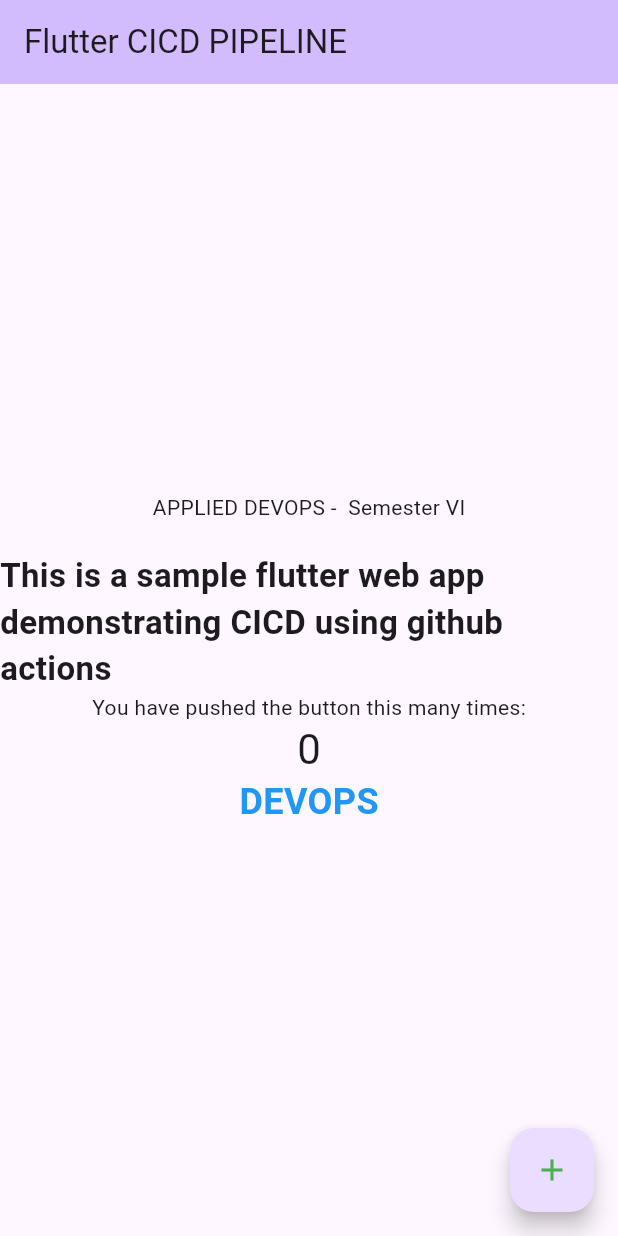
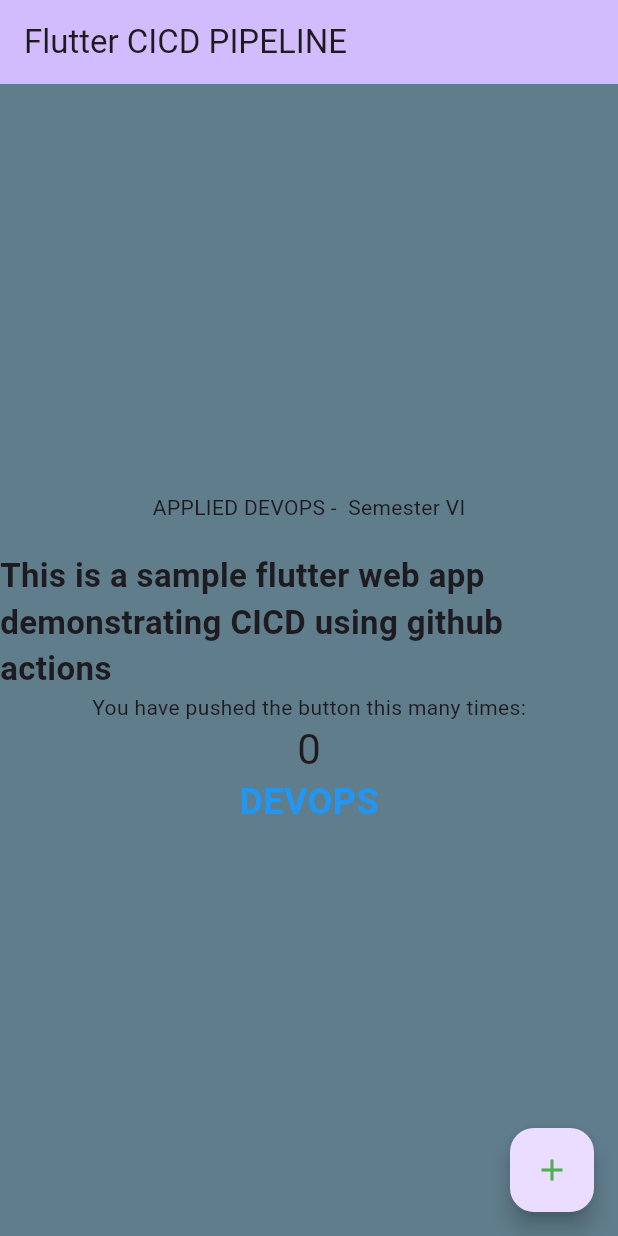
Before and after one commit to singh-that-codes/flutter_cicd_pipeline, a Flutter app: the screen it shows after launch, on a phone screen of 412 x 824 dp. Run offline on Flutter 3.47's test engine with Material 3 defaults, Android fonts, the phone set to English and light mode, and no system bars; drawn by our look-alikes of animated_text_kit.

Commit message:
CICD built

```diff
--- a/lib/main.dart
+++ b/lib/main.dart
@@ -14,21 +14,6 @@ class MyApp extends StatelessWidget {
     return MaterialApp(
       title: 'Flutter Demo',
       theme: ThemeData(
-        // This is the theme of your application.
-        //
-        // TRY THIS: Try running your application with "flutter run". You'll see
-        // the application has a purple toolbar. Then, without quitting the app,
-        // try changing the seedColor in the colorScheme below to Colors.green
-        // and then invoke "hot reload" (save your changes or press the "hot
-        // reload" button in a Flutter-supported IDE, or press "r" if you used
-        // the command line to start the app).
-        //
-        // Notice that the counter didn't reset back to zero; the application
-        // state is not lost during the reload. To reset the state, use hot
-        // restart instead.
-        //
-        // This works for code too, not just values: Most code changes can be
-        // tested with just a hot reload.
         colorScheme: ColorScheme.fromSeed(seedColor: Colors.deepPurple),
         useMaterial3: true,
       ),
@@ -39,16 +24,6 @@ class MyApp extends StatelessWidget {
 
 class MyHomePage extends StatefulWidget {
   const MyHomePage({super.key, required this.title});
-
-  // This widget is the home page of your application. It is stateful, meaning
-  // that it has a State object (defined below) that contains fields that affect
-  // how it looks.
-
-  // This class is the configuration for the state. It holds the values (in this
-  // case the title) provided by the parent (in this case the App widget) and
-  // used by the build method of the State. Fields in a Widget subclass are
-  // always marked "final".
-
   final String title;
 
   @override
@@ -60,31 +35,16 @@ class _MyHomePageState extends State<MyHomePage> {
 
   void _incrementCounter() {
     setState(() {
-      // This call to setState tells the Flutter framework that something has
-      // changed in this State, which causes it to rerun the build method below
-      // so that the display can reflect the updated values. If we changed
-      // _counter without calling setState(), then the build method would not be
-      // called again, and so nothing would appear to happen.
       _counter++;
     });
   }
 
   @override
   Widget build(BuildContext context) {
-    // This method is rerun every time setState is called, for instance as done
-    // by the _incrementCounter method above.
-    //
-    // The Flutter framework has been optimized to make rerunning build methods
-    // fast, so that you can just rebuild anything that needs updating rather
-    // than having to individually change instances of widgets.
     return Scaffold(
+      backgroundColor: Colors.blueGrey,
       appBar: AppBar(
-        // TRY THIS: Try changing the color here to a specific color (to
-        // Colors.amber, perhaps?) and trigger a hot reload to see the AppBar
-        // change color while the other colors stay the same.
         backgroundColor: Theme.of(context).colorScheme.inversePrimary,
-        // Here we take the value from the MyHomePage object that was created by
-        // the App.build method, and use it to set our appbar title.
         title: Text(widget.title),
       ),
       body: Center(
```
Also changed, not shown: 1 other file.
